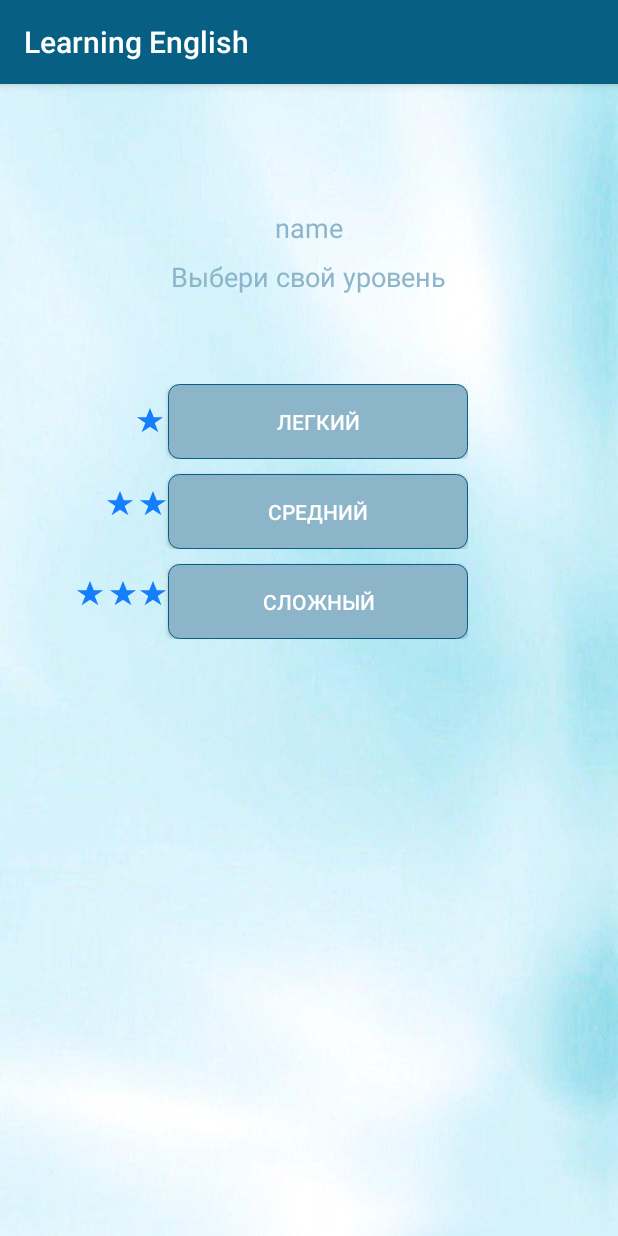
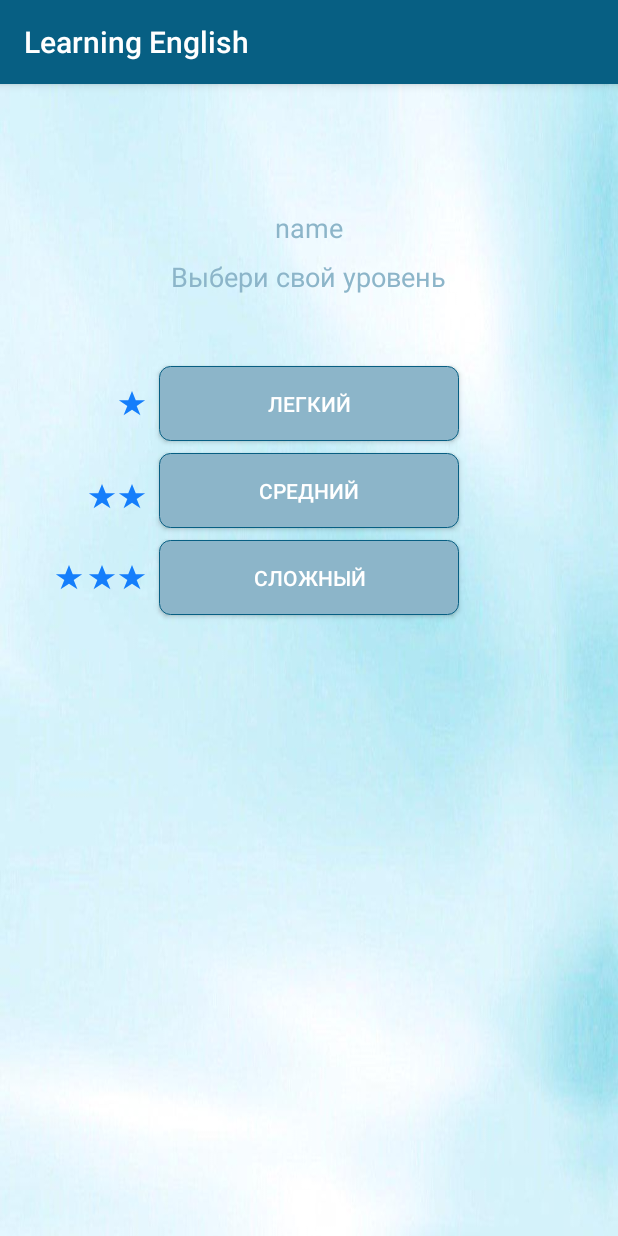
Before and after one commit to KatiaDenisova/dpProject, an Android app: the ChooseLevel screen opened directly, with no data from a screen before it, on a phone screen of 412 x 824 dp. Run offline under Robolectric (Android 15) with nearby library versions, the phone set to English and light mode, and no system bars.

Commit message:
ui fixed

```diff
--- a/app/src/main/res/layout/activity_choose_level.xml
+++ b/app/src/main/res/layout/activity_choose_level.xml
@@ -10,50 +10,39 @@
 
 
     <LinearLayout
+        android:id="@+id/linearLayout4"
         android:layout_width="wrap_content"
         android:layout_height="wrap_content"
-        android:layout_marginStart="47dp"
-        android:layout_marginTop="200dp"
-        android:layout_marginEnd="100dp"
-        android:orientation="vertical"
-        app:layout_constraintEnd_toEndOf="parent"
-        app:layout_constraintStart_toStartOf="parent"
-        app:layout_constraintTop_toTopOf="parent">
-
-        <LinearLayout
-            android:layout_width="match_parent"
-            android:layout_height="match_parent"
-            android:orientation="horizontal">
+        android:layout_marginEnd="8dp"
+        android:orientation="horizontal"
+        app:layout_constraintBottom_toBottomOf="@+id/bt_easy"
+        app:layout_constraintEnd_toStartOf="@+id/bt_easy"
+        app:layout_constraintTop_toTopOf="@+id/bt_easy">
 
         <ImageView
             android:layout_width="20dp"
             android:layout_height="20dp"
             android:layout_gravity="center_vertical"
             android:layout_marginStart="42dp"
-                android:layout_marginEnd="2dp"
             app:srcCompat="@drawable/ic_star" />
-
-            <Button
-                android:id="@+id/bt_easy"
-                android:layout_width="200dp"
-                android:layout_height="50dp"
-                android:background="@drawable/buttonred"
-                android:text="@string/easy_level"
-                android:textColor="#ffff" />
-
     </LinearLayout>
 
     <LinearLayout
+        android:id="@+id/linearLayout5"
         android:layout_width="wrap_content"
-            android:layout_height="match_parent"
-            android:orientation="horizontal">
+        android:layout_height="wrap_content"
+        android:layout_marginTop="8dp"
+        android:layout_marginEnd="8dp"
+        android:orientation="horizontal"
+        app:layout_constraintBottom_toBottomOf="@+id/bt_average"
+        app:layout_constraintEnd_toStartOf="@+id/bt_average"
+        app:layout_constraintTop_toTopOf="@+id/bt_average">
 
         <ImageView
             android:layout_width="20dp"
             android:layout_height="20dp"
             android:layout_gravity="center_vertical"
             android:layout_marginStart="22dp"
-                android:layout_marginEnd="2dp"
             app:srcCompat="@drawable/ic_star" />
 
         <ImageView
@@ -62,26 +51,21 @@
             android:layout_gravity="center_vertical"
             app:srcCompat="@drawable/ic_star" />
 
-            <Button
-                android:id="@+id/bt_average"
-                android:layout_width="200dp"
-                android:layout_height="50dp"
-                android:layout_marginTop="10dp"
-                android:background="@drawable/buttonred"
-                android:text="@string/average_level"
-                android:textColor="#ffff" />
     </LinearLayout>
 
     <LinearLayout
-            android:layout_width="match_parent"
-            android:layout_height="match_parent"
-            android:orientation="horizontal">
+        android:layout_width="wrap_content"
+        android:layout_height="wrap_content"
+        android:layout_marginEnd="8dp"
+        android:orientation="horizontal"
+        app:layout_constraintBottom_toBottomOf="@+id/bt_difficult"
+        app:layout_constraintEnd_toStartOf="@+id/bt_difficult"
+        app:layout_constraintTop_toTopOf="@+id/bt_difficult">
 
         <ImageView
             android:layout_width="20dp"
             android:layout_height="20dp"
             android:layout_gravity="center_vertical"
-                android:layout_marginStart="2dp"
             android:layout_marginEnd="2dp"
             app:srcCompat="@drawable/ic_star" />
 
@@ -97,16 +81,50 @@
             android:layout_gravity="center_vertical"
             app:srcCompat="@drawable/ic_star" />
 
+    </LinearLayout>
+
+
+
+
+    <Button
+        android:id="@+id/bt_easy"
+        android:layout_width="200dp"
+        android:layout_height="50dp"
+        android:layout_marginStart="8dp"
+        android:layout_marginTop="188dp"
+        android:layout_marginEnd="8dp"
+        android:background="@drawable/buttonred"
+        android:text="@string/easy_level"
+        android:textColor="#ffff"
+        app:layout_constraintEnd_toEndOf="parent"
+        app:layout_constraintStart_toStartOf="parent"
+        app:layout_constraintTop_toTopOf="parent" />
+
+    <Button
+        android:id="@+id/bt_average"
+        android:layout_width="200dp"
+        android:layout_height="50dp"
+        android:layout_marginTop="8dp"
+        android:background="@drawable/buttonred"
+        android:text="@string/average_level"
+        android:textColor="#ffff"
+        app:layout_constraintEnd_toEndOf="@+id/bt_easy"
+        app:layout_constraintStart_toStartOf="@+id/bt_easy"
+        app:layout_constraintTop_toBottomOf="@+id/bt_easy" />
+
     <Button
         android:id="@+id/bt_difficult"
         android:layout_width="200dp"
         android:layout_height="50dp"
-                android:layout_marginTop="10dp"
+        android:layout_marginTop="8dp"
         android:background="@drawable/buttonred"
         android:text="@string/difficult_level"
-                android:textColor="#ffff" />
-        </LinearLayout>
-    </LinearLayout>
+        android:textColor="#ffff"
+        app:layout_constraintEnd_toEndOf="@+id/bt_average"
+        app:layout_constraintStart_toStartOf="@+id/bt_average"
+        app:layout_constraintTop_toBottomOf="@+id/bt_average" />
+
+
 
     <TextView
         android:id="@+id/textView"
```
Lines whose indentation alone changed are shown as unchanged.
